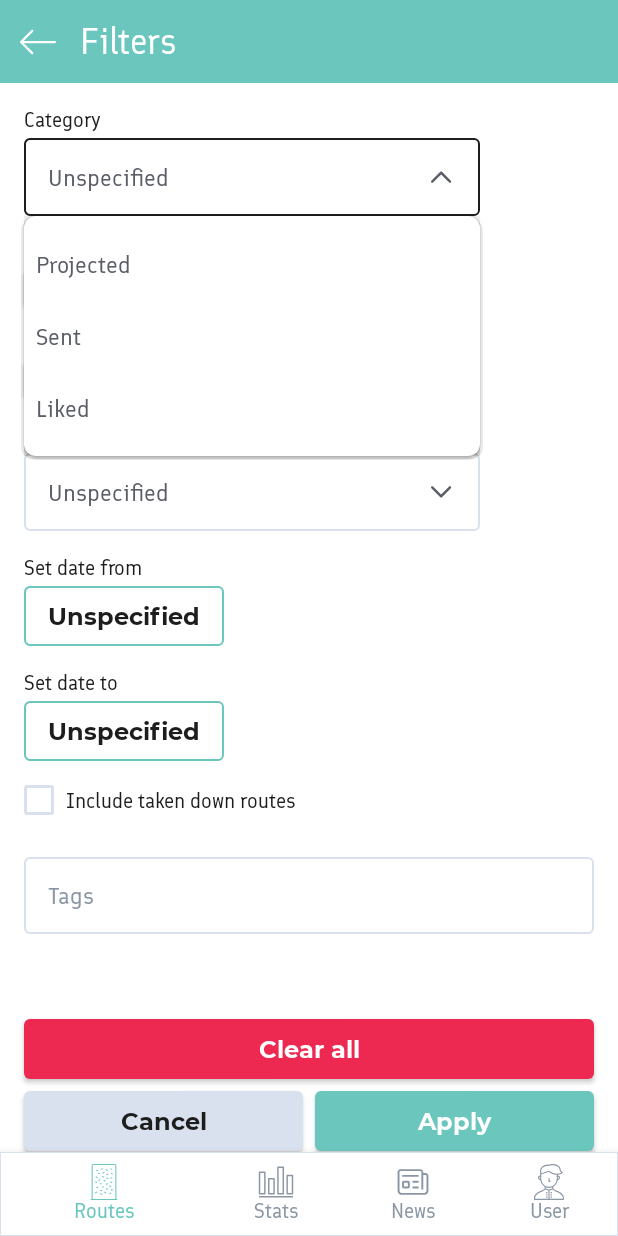
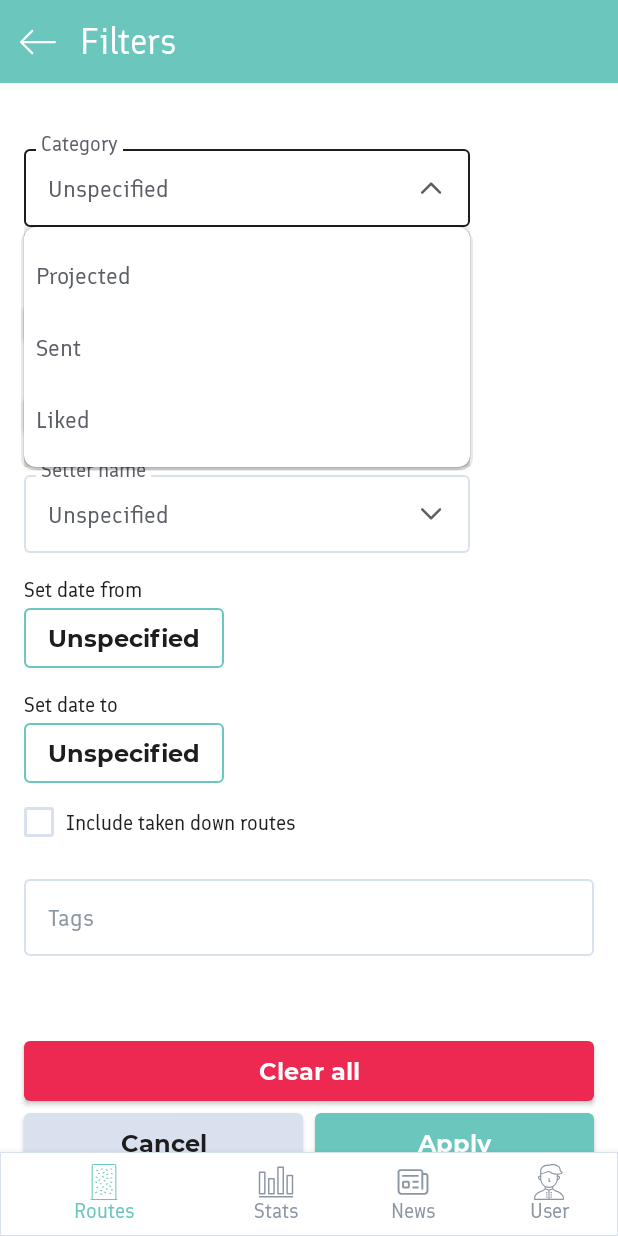
Before and after one commit to HappyGnom/Plato, an Android app built with Jetpack Compose: the RoutesFilterScreen screen opened through its navigation route, after a tap on "Unspecified", on a phone screen of 412 x 824 dp. Run offline under Robolectric (Android 15) with nearby library versions, the phone set to English and light mode, and no system bars; our stand-ins replace Dagger/Hilt's generated code, Firebase (no records; nobody signed in at launch, a user with empty details on screens opened directly), Room's generated code, accompanist, constraintlayout-compose and 1 more; pictures from the network do not load; 4 statements that could not run were skipped.

Commit message:
Change SimpleTextDropDown element ui

```diff
--- /dev/null
+++ b/presentation/src/main/java/by/happygnom/plato/ui/elements/inputs/SimpleTextDropDown.kt
@@ -0,0 +1,102 @@
+package by.happygnom.plato.ui.elements.inputs
+
+import androidx.compose.foundation.BorderStroke
+import androidx.compose.foundation.background
+import androidx.compose.foundation.border
+import androidx.compose.foundation.layout.*
+import androidx.compose.material.*
+import androidx.compose.runtime.*
+import androidx.compose.ui.Alignment
+import androidx.compose.ui.Modifier
+import androidx.compose.ui.draw.clip
+import androidx.compose.ui.res.stringResource
+import androidx.compose.ui.unit.dp
+import by.happygnom.plato.R
+import by.happygnom.plato.ui.elements.ArrowTrailingIcon
+import by.happygnom.plato.ui.theme.*
+
+@OptIn(ExperimentalMaterialApi::class)
+@Composable
+fun SimpleTextDrop(
+    options: List<String>,
+    selectedOption: String?,
+    onOptionChanged: (String) -> Unit,
+    modifier: Modifier = Modifier,
+    label: String,
+    addUnspecifiedOption: Boolean = false
+) {
+    val dropdownOptions = options.toMutableList()
+    if (addUnspecifiedOption)
+        dropdownOptions.add(0, stringResource(id = R.string.unspecified))
+
+    val dropdownSelectedOption = selectedOption ?: stringResource(id = R.string.unspecified)
+
+    var expanded by remember { mutableStateOf(false) }
+    val border = if (expanded)
+        BorderStroke(1.dp, BlackNero)
+    else
+        BorderStroke(1.dp, Grey3)
+
+    Box(modifier = modifier) {
+        Row(
+            modifier = Modifier
+                .padding(top = 12.dp)
+                .fillMaxWidth()
+        ) {
+
+            ExposedDropdownMenuBox(
+                expanded = expanded,
+                onExpandedChange = { expanded = !expanded },
+                modifier = Modifier
+                    .border(border, ButtonShape),
+            ) {
+                Row(
+                    horizontalArrangement = Arrangement.spacedBy(8.dp),
+                    verticalAlignment = Alignment.CenterVertically,
+                    modifier = Modifier
+                        .padding(horizontal = 16.dp, vertical = 16.dp)
+                ) {
+                    Text(
+                        text = dropdownSelectedOption,
+                        style = MaterialTheme.typography.body1.copy(Grey1),
+                        modifier = Modifier.weight(1f)
+                    )
+
+                    ArrowTrailingIcon(expanded)
+                }
+
+                ExposedDropdownMenu(
+                    expanded = expanded,
+                    onDismissRequest = { expanded = false },
+                    modifier = Modifier.clip(CardShape)
+                ) {
+                    dropdownOptions.filter { it != dropdownSelectedOption }.forEach { option ->
+                        DropdownMenuItem(
+                            contentPadding = PaddingValues(horizontal = 8.dp, vertical = 2.dp),
+                            modifier = Modifier.fillMaxWidth(),
+                            onClick = {
+                                onOptionChanged(option)
+                                expanded = false
+                            },
+                        ) {
+                            Text(
+                                text = option,
+                                style = MaterialTheme.typography.body1.copy(Grey1)
+                            )
+                        }
+                    }
+                }
+            }
+        }
+
+        Text(
+            text = " $label ",
+            style = MaterialTheme.typography.body2.copy(Grey1),
+            modifier = Modifier
+                .padding(start = 8.dp)
+                .align(Alignment.TopStart)
+                .background(MaterialTheme.colors.surface),
+            color = Grey1
+        )
+    }
+}
--- a/presentation/src/main/java/by/happygnom/plato/ui/elements/inputs/SimpleTextDropdown.kt
+++ /dev/null
@@ -1,81 +0,0 @@
-package by.happygnom.plato.ui.elements.inputs
-
-import androidx.compose.foundation.BorderStroke
-import androidx.compose.foundation.border
-import androidx.compose.foundation.layout.*
-import androidx.compose.material.*
-import androidx.compose.runtime.*
-import androidx.compose.ui.Alignment
-import androidx.compose.ui.Modifier
-import androidx.compose.ui.draw.clip
-import androidx.compose.ui.res.stringResource
-import androidx.compose.ui.unit.dp
-import by.happygnom.plato.R
-import by.happygnom.plato.ui.elements.ArrowTrailingIcon
-import by.happygnom.plato.ui.theme.*
-
-@OptIn(ExperimentalMaterialApi::class)
-@Composable
-fun SimpleTextDropdown(
-    options: List<String>,
-    selectedOption: String?,
-    onOptionChanged: (String) -> Unit,
-    modifier: Modifier = Modifier,
-    addUnspecifiedOption: Boolean = false
-) {
-    val dropdownOptions = options.toMutableList()
-    if (addUnspecifiedOption)
-        dropdownOptions.add(0, stringResource(id = R.string.unspecified))
-
-    val dropdownSelectedOption = selectedOption ?: stringResource(id = R.string.unspecified)
-
-    var expanded by remember { mutableStateOf(false) }
-    val border = if (expanded)
-        BorderStroke(1.dp, BlackNero)
-    else
-        BorderStroke(1.dp, Grey3)
-
-    ExposedDropdownMenuBox(
-        expanded = expanded,
-        onExpandedChange = { expanded = !expanded },
-        modifier = modifier.border(border, ButtonShape)
-    ) {
-        Row(
-            horizontalArrangement = Arrangement.spacedBy(8.dp),
-            verticalAlignment = Alignment.CenterVertically,
-            modifier = Modifier
-                .fillMaxWidth()
-                .padding(horizontal = 16.dp, vertical = 16.dp)
-        ) {
-            Text(
-                text = dropdownSelectedOption,
-                style = MaterialTheme.typography.body1.copy(Grey1),
-                modifier = Modifier.weight(1f)
-            )
-
-            ArrowTrailingIcon(expanded)
-        }
-
-        ExposedDropdownMenu(
-            expanded = expanded,
-            onDismissRequest = { expanded = false },
-            modifier = Modifier.clip(CardShape)
-        ) {
-            dropdownOptions.filter { it != dropdownSelectedOption }.forEach { option ->
-                DropdownMenuItem(
-                    contentPadding = PaddingValues(horizontal = 8.dp, vertical = 2.dp),
-                    modifier = Modifier.fillMaxWidth(),
-                    onClick = {
-                        onOptionChanged(option)
-                        expanded = false
-                    },
-                ) {
-                    Text(
-                        text = option,
-                        style = MaterialTheme.typography.body1.copy(Grey1)
-                    )
-                }
-            }
-        }
-    }
-}
--- a/presentation/src/main/java/by/happygnom/plato/ui/screens/routes/filter/RoutesFilterScreen.kt
+++ b/presentation/src/main/java/by/happygnom/plato/ui/screens/routes/filter/RoutesFilterScreen.kt
@@ -23,7 +23,7 @@ import by.happygnom.plato.ui.elements.button.TealFilledButton
 import by.happygnom.plato.ui.elements.button.TealStrokeButton
 import by.happygnom.plato.ui.elements.inputs.InputTextFieldBox
 import by.happygnom.plato.ui.elements.inputs.QuantitySelector
-import by.happygnom.plato.ui.elements.inputs.SimpleTextDropdown
+import by.happygnom.plato.ui.elements.inputs.SimpleTextDrop
 import by.happygnom.plato.ui.elements.inputs.TealCheckbox
 import by.happygnom.plato.ui.theme.Grey1
 import by.happygnom.plato.util.showDatePickerDialog
@@ -77,18 +77,7 @@ fun RoutesFilterScreenContent(
     ) {
         Spacer(modifier = Modifier.height(0.dp))
 
-        Column(
-            verticalArrangement = Arrangement.spacedBy(4.dp),
-            modifier = Modifier
-                .fillMaxWidth()
-                .padding(horizontal = 16.dp)
-        ) {
-            Text(
-                text = stringResource(id = R.string.category),
-                style = MaterialTheme.typography.body2
-            )
-
-            SimpleTextDropdown(
+            SimpleTextDrop(
                 options = listOf(
                     stringResource(id = R.string.projected),
                     stringResource(id = R.string.sent),
@@ -96,10 +85,10 @@ fun RoutesFilterScreenContent(
                 ),
                 selectedOption = category,
                 onOptionChanged = viewModel::setCategory,
-                modifier = Modifier.fillMaxWidth(0.8f),
-                addUnspecifiedOption = true
+                modifier = Modifier.fillMaxWidth(0.8f).padding(16.dp),
+                addUnspecifiedOption = true,
+                label = stringResource(id = R.string.category)
             )
-        }
 
         Column(
             verticalArrangement = Arrangement.spacedBy(4.dp),
@@ -145,18 +134,7 @@ fun RoutesFilterScreenContent(
             )
         }
 
-        Column(
-            verticalArrangement = Arrangement.spacedBy(4.dp),
-            modifier = Modifier
-                .fillMaxWidth()
-                .padding(horizontal = 16.dp)
-        ) {
-            Text(
-                text = stringResource(id = R.string.setter_name),
-                style = MaterialTheme.typography.body2
-            )
-
-            SimpleTextDropdown(
+            SimpleTextDrop(
                 options = listOf(
                     "Yura Morozov",
                     "Ilya Khomyakov",
@@ -166,10 +144,10 @@ fun RoutesFilterScreenContent(
                 ),
                 selectedOption = setterName,
                 onOptionChanged = viewModel::setSetterName,
-                modifier = Modifier.fillMaxWidth(0.8f),
-                addUnspecifiedOption = true
+                modifier = Modifier.fillMaxWidth(0.8f).padding(horizontal = 16.dp),
+                addUnspecifiedOption = true,
+                label = stringResource(id = R.string.setter_name)
             )
-        }
 
         Column(
             verticalArrangement = Arrangement.spacedBy(4.dp),
```
